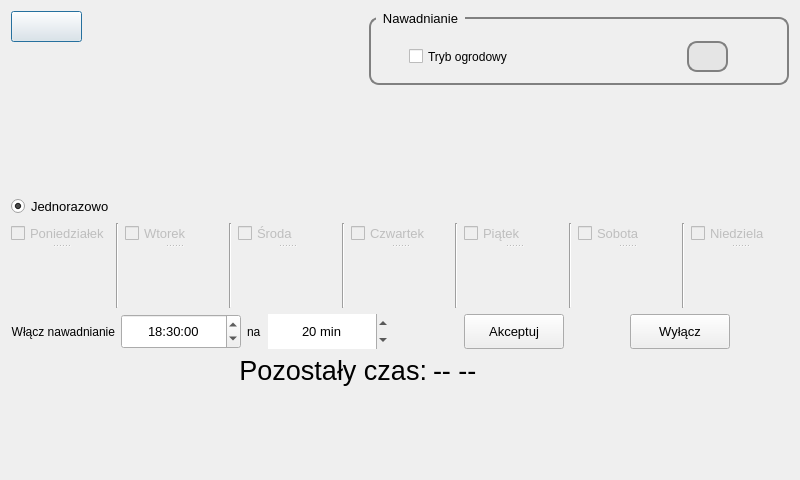
mateusur/Home_automation, file watering.ui: the form before one commit.
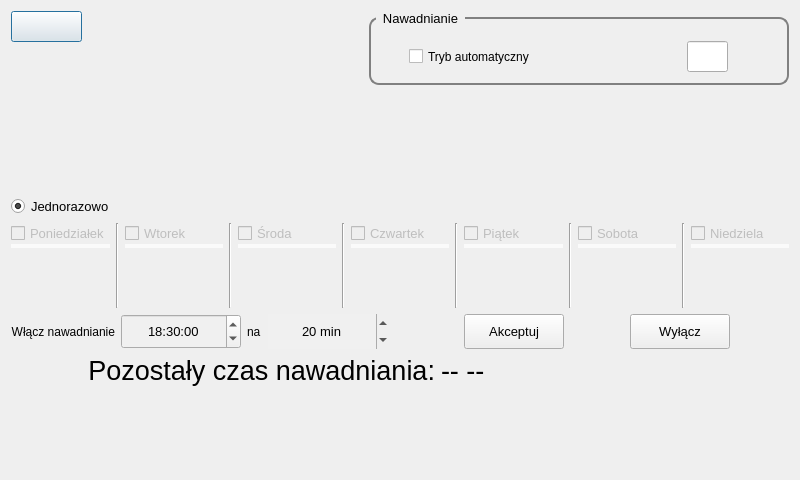
The form after the commit.

What changed in the file:
```diff
--- a/watering.ui
+++ b/watering.ui
@@ -18,6 +18,18 @@
   <property name="windowTitle">
    <string>Nawadnianie</string>
   </property>
+  <property name="styleSheet">
+   <string notr="true">QSplitter::handle {
+    background: rgb(250, 250, 250);
+	color: rgb(250, 250, 250);
+}
+QTimeEdit {
+background-color: rgb(240, 240, 240);
+}
+QDoubleSpinBox {
+background-color: rgb(240, 240, 240);
+}</string>
+  </property>
   <layout class="QGridLayout" name="gridLayout">
    <item row="0" column="0">
     <widget class="QSplitter" name="splitter">
@@ -55,22 +67,6 @@
      </widget>
     </widget>
    </item>
-   <item row="0" column="1" colspan="2">
-    <spacer name="horizontalSpacer_6">
-     <property name="orientation">
-      <enum>Qt::Horizontal</enum>
-     </property>
-     <property name="sizeType">
-      <enum>QSizePolicy::Maximum</enum>
-     </property>
-     <property name="sizeHint" stdset="0">
-      <size>
-       <width>245</width>
-       <height>20</height>
-      </size>
-     </property>
-    </spacer>
-   </item>
    <item row="0" column="3" rowspan="2" colspan="2">
     <widget class="QGroupBox" name="groupBox_watering">
      <property name="minimumSize">
@@ -171,12 +167,12 @@
        </font>
       </property>
       <property name="styleSheet">
-       <string notr="true">QLineEdit { 
+       <string notr="true">/*QLineEdit { 
 border: 2px solid grey;
 border-radius: 10px;
 text-align: center;
 background-color: rgb(229, 229, 229);
-}
+}*/
 </string>
       </property>
       <property name="alignment">
@@ -227,7 +223,7 @@
        <rect>
         <x>40</x>
         <y>30</y>
-        <width>141</width>
+        <width>171</width>
         <height>31</height>
        </rect>
       </property>
@@ -237,12 +233,12 @@
        </font>
       </property>
       <property name="text">
-       <string>Tryb ogrodowy</string>
+       <string>Tryb automatyczny</string>
       </property>
      </widget>
     </widget>
    </item>
-   <item row="1" column="0" rowspan="2">
+   <item row="1" column="1" rowspan="2">
     <spacer name="verticalSpacer_3">
      <property name="orientation">
       <enum>Qt::Vertical</enum>
@@ -788,23 +784,23 @@
      </item>
     </layout>
    </item>
-   <item row="6" column="0" colspan="2">
+   <item row="6" column="0">
     <spacer name="horizontalSpacer_4">
      <property name="orientation">
       <enum>Qt::Horizontal</enum>
      </property>
      <property name="sizeType">
-      <enum>QSizePolicy::Minimum</enum>
+      <enum>QSizePolicy::Maximum</enum>
      </property>
      <property name="sizeHint" stdset="0">
       <size>
-       <width>222</width>
+       <width>45</width>
        <height>20</height>
       </size>
      </property>
     </spacer>
    </item>
-   <item row="6" column="2" colspan="2">
+   <item row="6" column="1" colspan="3">
     <layout class="QHBoxLayout" name="horizontalLayout_3">
      <item>
       <widget class="QLabel" name="label_3">
@@ -814,7 +810,7 @@
         </font>
        </property>
        <property name="text">
-        <string>Pozostały czas:</string>
+        <string>Pozostały czas nawadniania:</string>
        </property>
        <property name="alignment">
         <set>Qt::AlignRight|Qt::AlignTrailing|Qt::AlignVCenter</set>
@@ -844,11 +840,11 @@
       <enum>Qt::Horizontal</enum>
      </property>
      <property name="sizeType">
-      <enum>QSizePolicy::Minimum</enum>
+      <enum>QSizePolicy::Maximum</enum>
      </property>
      <property name="sizeHint" stdset="0">
       <size>
-       <width>221</width>
+       <width>45</width>
        <height>20</height>
       </size>
      </property>
@@ -870,6 +866,22 @@
      </property>
     </spacer>
    </item>
+   <item row="0" column="1">
+    <spacer name="horizontalSpacer_6">
+     <property name="orientation">
+      <enum>Qt::Horizontal</enum>
+     </property>
+     <property name="sizeType">
+      <enum>QSizePolicy::Maximum</enum>
+     </property>
+     <property name="sizeHint" stdset="0">
+      <size>
+       <width>200</width>
+       <height>20</height>
+      </size>
+     </property>
+    </spacer>
+   </item>
   </layout>
  </widget>
  <resources/>
```
